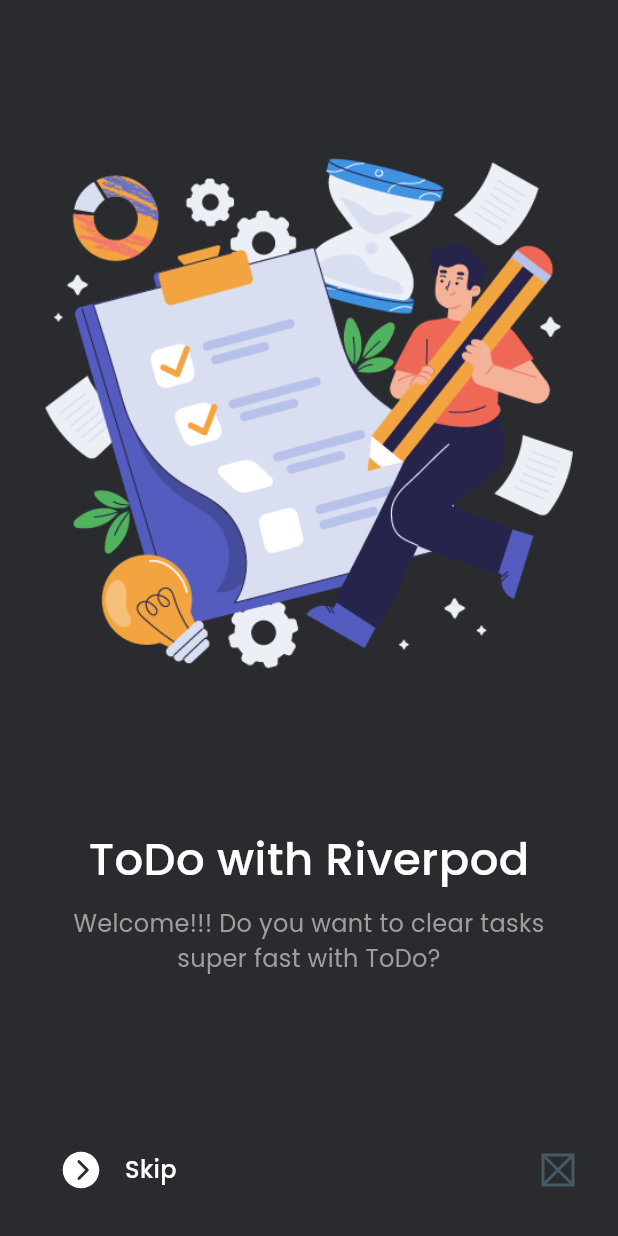
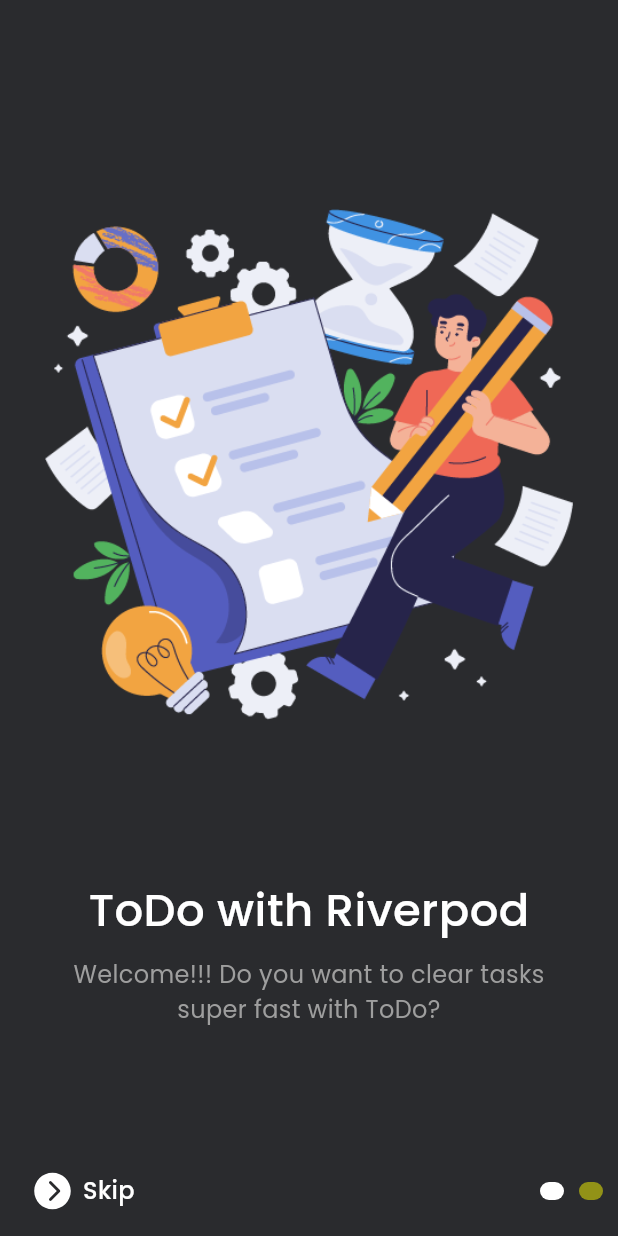
Before and after one commit to Mopheshi/FlutterApps, a Flutter app: the screen it shows after launch, on a phone screen of 412 x 824 dp. Run offline on Flutter 3.47's test engine with Material 3 defaults, Android fonts, the phone set to English and light mode, and no system bars; drawn by our look-alikes of smooth_page_indicator; our stand-ins replace flutter_screenutil, flutter_vector_icons, google_fonts.

Commit message:
Finished implementing OnboardingScreen...

```diff
--- a/lib/features/onboarding/views/onboarding_screen.dart
+++ b/lib/features/onboarding/views/onboarding_screen.dart
@@ -1,72 +1,92 @@
 import 'package:flutter/material.dart';
 import 'package:flutter_vector_icons/flutter_vector_icons.dart';
-import 'package:google_fonts/google_fonts.dart';
-import 'package:todo_app/core/common/widgets/fading_text.dart';
-import 'package:todo_app/core/common/widgets/white_space.dart';
+import 'package:smooth_page_indicator/smooth_page_indicator.dart';
 import 'package:todo_app/core/res/colours.dart';
-import 'package:todo_app/core/res/media_res.dart';
+import 'package:todo_app/features/onboarding/views/widgets/first_page.dart';
+import 'package:todo_app/features/onboarding/views/widgets/second_page.dart';
 
-class OnboardingScreen extends StatelessWidget {
+import '../../../core/common/widgets/fading_text.dart';
+import '../../../core/common/widgets/white_space.dart';
+
+class OnboardingScreen extends StatefulWidget {
   const OnboardingScreen({super.key});
+
+  @override
+  State<OnboardingScreen> createState() => _OnboardingScreenState();
+}
+
+class _OnboardingScreenState extends State<OnboardingScreen> {
+  final pageController = PageController();
+
+  @override
+  void dispose() {
+    super.dispose();
+    pageController.dispose();
+  }
 
   @override
   Widget build(BuildContext context) {
     return Scaffold(
       backgroundColor: Colours.darkBackground,
       body: SafeArea(
-        child: Padding(
-          padding: const EdgeInsets.symmetric(horizontal: 30).copyWith(
-            bottom: 20,
+        child: Stack(
+          alignment: Alignment.bottomCenter,
+          children: [
+            PageView(
+              controller: pageController,
+              children: const [FirstPage(), SecondPage()],
             ),
-          child: Column(
-            mainAxisAlignment: MainAxisAlignment.center,
-            children: [
-              Spacer(),
-              Image.asset(ImageResource.todo),
-              const WhiteSpce(height: 100),
-              const FadingText(
-                'ToDo with Riverpod',
-                textAlign: TextAlign.center,
-                fontSize: 30,
-                fontWeight: FontWeight.w500,
-              ),
-              const WhiteSpce(height: 10),
-              Text(
-                'Welcome!!! Do you want to clear tasks super fast with ToDo?',
-                textAlign: TextAlign.center,
-                style: GoogleFonts.poppins(
-                  fontSize: 16,
-                  fontWeight: FontWeight.normal,
-                  color: Colors.grey,
-                ),
-              ),
-              const Spacer(),
-              Row(
-                // mainAxisSize: MainAxisSize.min,
+
+            // const Spacer(),
+            Padding(
+              padding: const EdgeInsets.symmetric(horizontal: 10)
+                  .copyWith(bottom: 15),
+              child: Row(
                 mainAxisAlignment: MainAxisAlignment.spaceBetween,
                 children: [
-                  Row(
+                  Padding(
+                    padding: const EdgeInsets.symmetric(horizontal: 10),
+                    child: GestureDetector(
+                      behavior: HitTestBehavior.opaque,
+                      onTap: () {
+                        pageController.nextPage(
+                          duration: const Duration(microseconds: 300),
+                          curve: Curves.bounceInOut,
+                        );
+                      },
+                      child: const Row(
                         children: [
-                      // Arrow IconButton
-                      IconButton(
-                        onPressed: () {},
-                        icon: const Icon(Ionicons.chevron_forward_circle),
-                        iconSize: 30,
+                          // Button with arrow icon
+                          Icon(
+                            Ionicons.chevron_forward_circle,
+                            size: 30,
                             color: Colours.light,
                           ),
-                      const WhiteSpce(width: 5),
-                      const FadingText(
+                          WhiteSpce(width: 5),
+                          FadingText(
                             'Skip',
                             fontSize: 16,
                             fontWeight: FontWeight.w500,
                           ),
                         ],
                       ),
-                  const Placeholder(fallbackHeight: 20, fallbackWidth: 20),
-                ],
+                    ),
+                  ),
+                  // Swipe Indicator
+                  SmoothPageIndicator(
+                    controller: pageController,
+                    count: 2,
+                    effect: WormEffect(
+                      dotHeight: 12,
+                      spacing: 10,
+                      dotColor: Colours.yellow.withOpacity(0.5),
+                      activeDotColor: Colours.light,
+                    ),
                   ),
                 ],
               ),
+            ),
+          ],
         ),
       ),
     );
--- /dev/null
+++ b/lib/features/onboarding/views/widgets/first_page.dart
@@ -0,0 +1,41 @@
+import 'package:flutter/material.dart';
+import 'package:google_fonts/google_fonts.dart';
+
+import '../../../../core/common/widgets/fading_text.dart';
+import '../../../../core/common/widgets/white_space.dart';
+import '../../../../core/res/media_res.dart';
+
+class FirstPage extends StatelessWidget {
+  const FirstPage({super.key});
+
+  @override
+  Widget build(BuildContext context) {
+    return Padding(
+      padding: const EdgeInsets.symmetric(horizontal: 30),
+      child: Column(
+        mainAxisAlignment: MainAxisAlignment.center,
+        children: [
+          // Spacer(),
+          Image.asset(ImageResource.todo),
+          const WhiteSpce(height: 100),
+          const FadingText(
+            'ToDo with Riverpod',
+            textAlign: TextAlign.center,
+            fontSize: 30,
+            fontWeight: FontWeight.w500,
+          ),
+          const WhiteSpce(height: 10),
+          Text(
+            'Welcome!!! Do you want to clear tasks super fast with ToDo?',
+            textAlign: TextAlign.center,
+            style: GoogleFonts.poppins(
+              fontSize: 16,
+              fontWeight: FontWeight.normal,
+              color: Colors.grey,
+            ),
+          ),
+        ],
+      ),
+    );
+  }
+}
```
Also changed, not shown: lib/core/common/widgets/round_button.dart (added, +37 -0 lines), lib/features/onboarding/views/widgets/second_page.dart (added, +28 -0 lines). Lines whose indentation alone changed are shown as unchanged.
